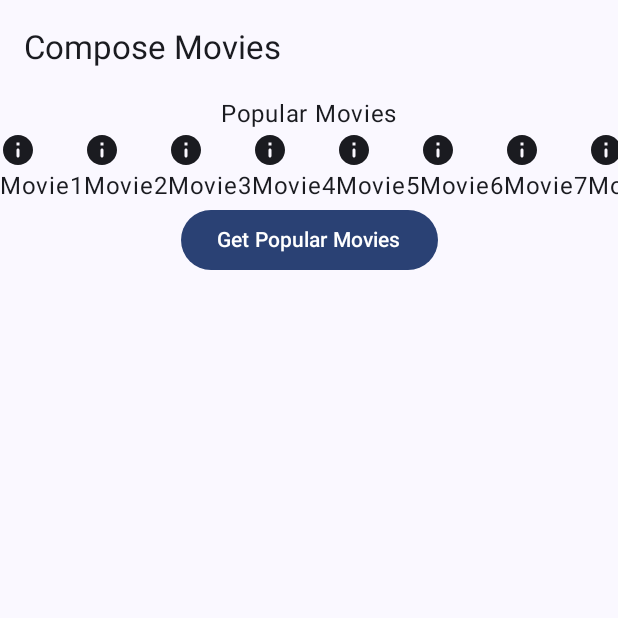
After one commit to herman-peralta-ben/compose_movies, an Android app built with Jetpack Compose: the composable HomeScreen shown on its own in the app's theme, on a phone screen of 412 x 824 dp, the top half of it. The commit adds this screen. Run offline under Robolectric (Android 15) with nearby library versions, the phone set to English and light mode, and no system bars; our stand-ins replace Dagger/Hilt's generated code.

Commit message:
[ADD] DaggerHilt, and HomeScreen with ViewModel and Repository

```diff
--- a/app/src/main/AndroidManifest.xml
+++ b/app/src/main/AndroidManifest.xml
@@ -3,6 +3,7 @@
     xmlns:tools="http://schemas.android.com/tools">
 
     <application
+        android:name=".ComposeMoviesApplication"
         android:allowBackup="true"
         android:dataExtractionRules="@xml/data_extraction_rules"
         android:fullBackupContent="@xml/backup_rules"
--- a/app/src/main/java/com/example/composemovies/MainActivity.kt
+++ b/app/src/main/java/com/example/composemovies/MainActivity.kt
@@ -7,9 +7,11 @@ import androidx.compose.foundation.layout.fillMaxSize
 import androidx.compose.material3.MaterialTheme
 import androidx.compose.material3.Surface
 import androidx.compose.ui.Modifier
-import com.example.composemovies.presentation.PopularMovies
+import com.example.composemovies.presentation.home.HomeScreen
 import com.example.composemovies.ui.theme.ComposeMoviesTheme
+import dagger.hilt.android.AndroidEntryPoint
 
+@AndroidEntryPoint
 class MainActivity : ComponentActivity() {
     override fun onCreate(savedInstanceState: Bundle?) {
         super.onCreate(savedInstanceState)
@@ -20,7 +22,7 @@ class MainActivity : ComponentActivity() {
                     modifier = Modifier.fillMaxSize(),
                     color = MaterialTheme.colorScheme.background
                 ) {
-                    PopularMovies()
+                    HomeScreen()
                 }
             }
         }
--- /dev/null
+++ b/app/src/main/java/com/example/composemovies/data/repository/MoviesRepositoryImpl.kt
@@ -0,0 +1,14 @@
+package com.example.composemovies.data.repository
+
+import com.example.composemovies.domain.repository.MoviesRepository
+import kotlinx.coroutines.delay
+import javax.inject.Inject
+
+class MoviesRepositoryImpl @Inject constructor(
+    // TODO
+) : MoviesRepository {
+    override suspend fun getPopularMovies(): List<String> {
+        delay(1000)
+        return (1..20).map { "Movie$it" }
+    }
+}
--- /dev/null
+++ b/app/src/main/java/com/example/composemovies/domain/repository/PopularMoviesRepository.kt
@@ -0,0 +1,5 @@
+package com.example.composemovies.domain.repository
+
+interface MoviesRepository {
+    suspend fun getPopularMovies(): List<String>
+}
--- /dev/null
+++ b/app/src/main/java/com/example/composemovies/presentation/common/CommonLoadingComposable.kt
@@ -0,0 +1,33 @@
+package com.example.composemovies.presentation.common
+
+import androidx.compose.foundation.layout.Box
+import androidx.compose.foundation.layout.Column
+import androidx.compose.foundation.layout.fillMaxHeight
+import androidx.compose.foundation.layout.fillMaxWidth
+import androidx.compose.foundation.layout.width
+import androidx.compose.material3.CircularProgressIndicator
+import androidx.compose.material3.MaterialTheme
+import androidx.compose.material3.Text
+import androidx.compose.runtime.Composable
+import androidx.compose.ui.Alignment
+import androidx.compose.ui.Modifier
+import androidx.compose.ui.unit.dp
+
+@Composable
+fun CommonLoadingComposable(message: String? = null) {
+    Box(
+        modifier = Modifier
+            .fillMaxHeight()
+            .fillMaxWidth(),
+        contentAlignment = Alignment.Center,
+    ) {
+        Column {
+            if (message != null) Text(text = message)
+            CircularProgressIndicator(
+                modifier = Modifier.width(64.dp),
+                color = MaterialTheme.colorScheme.secondary,
+                trackColor = MaterialTheme.colorScheme.surfaceVariant,
+            )
+        }
+    }
+}
--- /dev/null
+++ b/app/src/main/java/com/example/composemovies/presentation/home/HomeScreen.kt
@@ -0,0 +1,110 @@
+package com.example.composemovies.presentation.home
+
+import androidx.compose.foundation.layout.Arrangement
+import androidx.compose.foundation.layout.Box
+import androidx.compose.foundation.layout.Column
+import androidx.compose.foundation.layout.padding
+import androidx.compose.foundation.lazy.LazyRow
+import androidx.compose.foundation.lazy.items
+import androidx.compose.material.icons.Icons
+import androidx.compose.material.icons.rounded.Info
+import androidx.compose.material3.Button
+import androidx.compose.material3.ExperimentalMaterial3Api
+import androidx.compose.material3.Icon
+import androidx.compose.material3.Scaffold
+import androidx.compose.material3.Text
+import androidx.compose.material3.TopAppBar
+import androidx.compose.runtime.Composable
+import androidx.compose.ui.Alignment
+import androidx.compose.ui.Modifier
+import androidx.compose.ui.tooling.preview.Preview
+import androidx.hilt.navigation.compose.hiltViewModel
+import androidx.lifecycle.compose.collectAsStateWithLifecycle
+import com.example.composemovies.presentation.common.CommonLoadingComposable
+import com.example.composemovies.ui.theme.ComposeMoviesTheme
+
+@OptIn(ExperimentalMaterial3Api::class)
+@Composable
+fun HomeScreen(
+    viewModel: HomeViewModel = hiltViewModel(),
+    modifier: Modifier = Modifier,
+) {
+    val state = viewModel.state.collectAsStateWithLifecycle()
+    Scaffold(
+        topBar = {
+            TopAppBar(
+                title = { Text("Compose Movies") },
+            )
+        }
+
+    ) {
+        Box(modifier = Modifier.padding(it)) {
+            when (val value = state.value) {
+                is HomeState.Loading -> CommonLoadingComposable()
+                is HomeState.Content -> HomeContentComposable(content = value) {
+                    viewModel.getPopularMovies()
+                }
+
+                is HomeState.Error -> HomeErrorComposable {
+                    viewModel.getPopularMovies()
+                }
+            }
+        }
+    }
+}
+
+@Composable
+private fun HomeContentComposable(
+    content: HomeState.Content,
+    onClick: () -> Unit,
+) {
+    Column(
+        verticalArrangement = Arrangement.Center,
+        horizontalAlignment = Alignment.CenterHorizontally,
+    ) {
+        Text(
+            text = "Popular Movies",
+        )
+
+        LazyRow {
+            items(content.popularMovies) { item ->
+                PopularMovieItemComposable(movie = item)
+            }
+        }
+
+        Button(onClick = onClick) {
+            Text(text = "Get Popular Movies")
+        }
+    }
+}
+
+@Composable
+private fun HomeErrorComposable(
+    onClick: () -> Unit,
+) {
+    Column {
+        Text(text = "Error")
+        Button(onClick = onClick) {
+            Text(text = "Get Popular Movies")
+        }
+    }
+}
+
+@Composable
+private fun PopularMovieItemComposable(movie: String) {
+    Column {
+        Icon(Icons.Rounded.Info, contentDescription = "")
+        Text(text = movie)
+    }
+}
+
+@Preview(showBackground = true)
+@Composable
+fun PopularMoviesComposablePreview() {
+    val content = HomeState.Content(popularMovies = (1..20).map { "Movie $it" })
+    ComposeMoviesTheme {
+        HomeContentComposable(content = content) {
+
+        }
+    }
+}
--- /dev/null
+++ b/app/src/main/java/com/example/composemovies/presentation/home/HomeState.kt
@@ -0,0 +1,14 @@
+package com.example.composemovies.presentation.home
+
+sealed interface HomeState {
+    data object Loading : HomeState
+
+    data class Content(
+        val popularMovies: List<String>,
+        // TODO...
+    ) : HomeState
+
+    data class Error(
+        val throwable: Throwable,
+    ) : HomeState
+}
--- /dev/null
+++ b/app/src/main/java/com/example/composemovies/presentation/home/HomeViewModel.kt
@@ -0,0 +1,30 @@
+package com.example.composemovies.presentation.home
+
+import androidx.lifecycle.ViewModel
+import androidx.lifecycle.viewModelScope
+import com.example.composemovies.domain.repository.MoviesRepository
+import dagger.hilt.android.lifecycle.HiltViewModel
+import kotlinx.coroutines.flow.MutableStateFlow
+import kotlinx.coroutines.flow.asStateFlow
+import kotlinx.coroutines.launch
+import javax.inject.Inject
+
+@HiltViewModel
+class HomeViewModel @Inject constructor(
+    private val moviesRepository: MoviesRepository,
+) : ViewModel() {
+    private val _state = MutableStateFlow<HomeState>(HomeState.Loading)
+    val state = _state.asStateFlow()
+
+    init {
+        getPopularMovies()
+    }
+
+    fun getPopularMovies() {
+        viewModelScope.launch {
+            _state.emit(HomeState.Loading)
+            val popularMovies = moviesRepository.getPopularMovies()
+            _state.emit(HomeState.Content(popularMovies = popularMovies))
+        }
+    }
+}
--- a/build.gradle.kts
+++ b/build.gradle.kts
@@ -2,4 +2,7 @@
 plugins {
     id("com.android.application") version "8.2.1" apply false
     id("org.jetbrains.kotlin.android") version "1.9.0" apply false
+    //region Dagger - Hilt
+    id("com.google.dagger.hilt.android") version "2.48" apply false
+    //endregion Dagger - Hilt
 }
```
Also changed, not shown: app/build.gradle.kts (+14 -0 lines), app/src/main/java/com/example/composemovies/ComposeMoviesApplication.kt (added, +7 -0 lines), app/src/main/java/com/example/composemovies/di/AppModule.kt (added, +20 -0 lines), app/src/main/java/com/example/composemovies/di/SingletonModule.kt (added, +11 -0 lines), app/src/main/java/com/example/composemovies/di/viewmodel/RepositoryModule.kt (added, +20 -0 lines), app/src/main/java/com/example/composemovies/presentation/PopularMovies.kt (deleted, +0 -35 lines), 1 other file.
